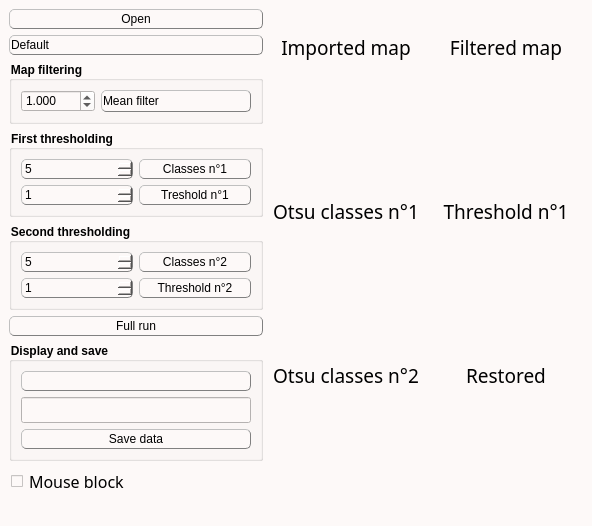
Qt form inichord/Restored_Grains.ui (Cyril-Langlois/iniCHORD) before a commit.
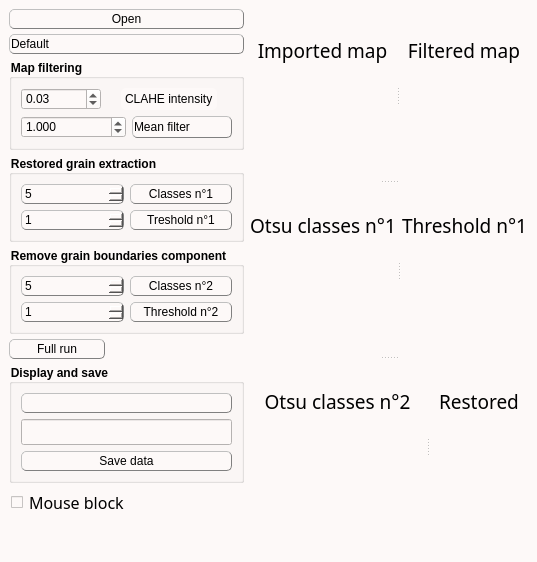
The same form after that commit. Icons and pictures are not drawn. Custom widgets are drawn as their Qt base class.

What changed in the file:
```diff
--- a/inichord/Restored_Grains.ui
+++ b/inichord/Restored_Grains.ui
@@ -6,8 +6,8 @@
    <rect>
     <x>0</x>
     <y>0</y>
-    <width>592</width>
-    <height>517</height>
+    <width>490</width>
+    <height>562</height>
    </rect>
   </property>
   <property name="windowTitle">
@@ -161,9 +161,12 @@
 }</string>
   </property>
   <widget class="QWidget" name="centralwidget">
-   <layout class="QHBoxLayout" name="horizontalLayout_10">
+   <layout class="QHBoxLayout" name="horizontalLayout_7">
     <item>
-     <layout class="QHBoxLayout" name="horizontalLayout_9">
+     <layout class="QHBoxLayout" name="horizontalLayout_5">
+      <property name="spacing">
+       <number>5</number>
+      </property>
       <item>
        <layout class="QVBoxLayout" name="verticalLayout_10">
         <item>
@@ -200,6 +203,18 @@
         </item>
         <item>
          <widget class="QComboBox" name="PresetBox">
+          <property name="sizePolicy">
+           <sizepolicy hsizetype="Fixed" vsizetype="Fixed">
+            <horstretch>0</horstretch>
+            <verstretch>0</verstretch>
+           </sizepolicy>
+          </property>
+          <property name="minimumSize">
+           <size>
+            <width>79</width>
+            <height>0</height>
+           </size>
+          </property>
           <item>
            <property name="text">
             <string>Default</string>
@@ -229,23 +244,107 @@
         </item>
         <item>
          <widget class="QGroupBox" name="groupBox_4">
+          <property name="sizePolicy">
+           <sizepolicy hsizetype="Fixed" vsizetype="Preferred">
+            <horstretch>0</horstretch>
+            <verstretch>0</verstretch>
+           </sizepolicy>
+          </property>
+          <property name="minimumSize">
+           <size>
+            <width>235</width>
+            <height>0</height>
+           </size>
+          </property>
           <property name="title">
            <string>Map filtering</string>
           </property>
           <layout class="QVBoxLayout" name="verticalLayout_13">
+           <item>
+            <layout class="QHBoxLayout" name="horizontalLayout_8">
+             <item>
+              <widget class="QDoubleSpinBox" name="CLAHE_SpinBox">
+               <property name="sizePolicy">
+                <sizepolicy hsizetype="Fixed" vsizetype="Preferred">
+                 <horstretch>0</horstretch>
+                 <verstretch>0</verstretch>
+                </sizepolicy>
+               </property>
+               <property name="minimumSize">
+                <size>
+                 <width>75</width>
+                 <height>0</height>
+                </size>
+               </property>
+               <property name="maximumSize">
+                <size>
+                 <width>80</width>
+                 <height>16777215</height>
+                </size>
+               </property>
+               <property name="toolTip">
+                <string>&lt;html&gt;&lt;head/&gt;&lt;body&gt;&lt;p&gt;&lt;span style=&quot; font-size:11pt;&quot;&gt;The higher the value, the stronger the Contrast Limited Adaptative Histogram Equalization (CLAHE)&lt;/span&gt;&lt;/p&gt;&lt;/body&gt;&lt;/html&gt;</string>
+               </property>
+               <property name="alignment">
+                <set>Qt::AlignLeading|Qt::AlignLeft|Qt::AlignVCenter</set>
+               </property>
+               <property name="decimals">
+                <number>2</number>
+               </property>
+               <property name="minimum">
+                <double>0.010000000000000</double>
+               </property>
+               <property name="maximum">
+                <double>1.000000000000000</double>
+               </property>
+               <property name="singleStep">
+                <double>0.010000000000000</double>
+               </property>
+               <property name="value">
+                <double>0.030000000000000</double>
+               </property>
+              </widget>
+             </item>
+             <item alignment="Qt::AlignHCenter">
+              <widget class="QLabel" name="label_2">
+               <property name="sizePolicy">
+                <sizepolicy hsizetype="Maximum" vsizetype="Preferred">
+                 <horstretch>0</horstretch>
+                 <verstretch>0</verstretch>
+                </sizepolicy>
+               </property>
+               <property name="minimumSize">
+                <size>
+                 <width>77</width>
+                 <height>0</height>
+                </size>
+               </property>
+               <property name="styleSheet">
+                <string notr="true">font: 10pt &quot;Noto Sans Cond&quot;;</string>
+               </property>
+               <property name="text">
+                <string>CLAHE intensity</string>
+               </property>
+               <property name="alignment">
+                <set>Qt::AlignLeading|Qt::AlignLeft|Qt::AlignVCenter</set>
+               </property>
+              </widget>
+             </item>
+            </layout>
+           </item>
            <item>
             <layout class="QHBoxLayout" name="horizontalLayout_3">
              <item>
               <widget class="QDoubleSpinBox" name="spinBox_filter">
                <property name="sizePolicy">
-                <sizepolicy hsizetype="Preferred" vsizetype="Preferred">
+                <sizepolicy hsizetype="Fixed" vsizetype="Preferred">
                  <horstretch>0</horstretch>
                  <verstretch>0</verstretch>
                 </sizepolicy>
                </property>
                <property name="minimumSize">
                 <size>
-                 <width>0</width>
+                 <width>105</width>
                  <height>0</height>
                 </size>
                </property>
@@ -314,8 +413,20 @@
         </item>
         <item>
          <widget class="QGroupBox" name="groupBox">
+          <property name="sizePolicy">
+           <sizepolicy hsizetype="Fixed" vsizetype="Preferred">
+            <horstretch>0</horstretch>
+            <verstretch>0</verstretch>
+           </sizepolicy>
+          </property>
+          <property name="minimumSize">
+           <size>
+            <width>235</width>
+            <height>0</height>
+           </size>
+          </property>
           <property name="title">
-           <string>First thresholding</string>
+           <string>Restored grain extraction</string>
           </property>
           <layout class="QVBoxLayout" name="verticalLayout_7">
            <item>
@@ -463,8 +574,20 @@
         </item>
         <item>
          <widget class="QGroupBox" name="groupBox_2">
+          <property name="sizePolicy">
+           <sizepolicy hsizetype="Fixed" vsizetype="Preferred">
+            <horstretch>0</horstretch>
+            <verstretch>0</verstretch>
+           </sizepolicy>
+          </property>
+          <property name="minimumSize">
+           <size>
+            <width>235</width>
+            <height>0</height>
+           </size>
+          </property>
           <property name="title">
-           <string>Second thresholding</string>
+           <string>Remove grain boundaries component</string>
           </property>
           <layout class="QVBoxLayout" name="verticalLayout_3">
            <item>
@@ -612,12 +735,21 @@
         </item>
         <item>
          <widget class="QPushButton" name="Full_Run_bttn">
+          <property name="enabled">
+           <bool>true</bool>
+          </property>
           <property name="sizePolicy">
-           <sizepolicy hsizetype="Preferred" vsizetype="Fixed">
+           <sizepolicy hsizetype="Fixed" vsizetype="Fixed">
             <horstretch>0</horstretch>
             <verstretch>0</verstretch>
            </sizepolicy>
           </property>
+          <property name="minimumSize">
+           <size>
+            <width>96</width>
+            <height>0</height>
+           </size>
+          </property>
           <property name="toolTip">
            <string>&lt;html&gt;&lt;head/&gt;&lt;body&gt;&lt;p&gt;&lt;span style=&quot; font-size:11pt;&quot;&gt;Run the entire program with the actual parameters.&lt;/span&gt;&lt;/p&gt;&lt;/body&gt;&lt;/html&gt;</string>
           </property>
@@ -632,6 +764,18 @@
         </item>
         <item>
          <widget class="QGroupBox" name="groupBox_3">
+          <property name="sizePolicy">
+           <sizepolicy hsizetype="Fixed" vsizetype="Preferred">
+            <horstretch>0</horstretch>
+            <verstretch>0</verstretch>
+           </sizepolicy>
+          </property>
+          <property name="minimumSize">
+           <size>
+            <width>235</width>
+            <height>0</height>
+           </size>
+          </property>
           <property name="title">
            <string>Display and save</string>
           </property>
@@ -701,7 +845,39 @@
          </widget>
         </item>
         <item>
-         <layout class="QVBoxLayout" name="verticalLayout_9">
+         <layout class="QVBoxLayout" name="verticalLayout_9"/>
+        </item>
+        <item>
+         <widget class="QCheckBox" name="mouseLock">
+          <property name="sizePolicy">
+           <sizepolicy hsizetype="Fixed" vsizetype="Fixed">
+            <horstretch>0</horstretch>
+            <verstretch>0</verstretch>
+           </sizepolicy>
+          </property>
+          <property name="minimumSize">
+           <size>
+            <width>235</width>
+            <height>0</height>
+           </size>
+          </property>
+          <property name="font">
+           <font>
+            <family>Noto Sans Cond</family>
+            <pointsize>12</pointsize>
+            <weight>50</weight>
+            <italic>false</italic>
+            <bold>false</bold>
+           </font>
+          </property>
+          <property name="styleSheet">
+           <string notr="true"/>
+          </property>
+          <property name="text">
+           <string>Mouse block</string>
+          </property>
+         </widget>
+        </item>
           <item>
            <spacer name="verticalSpacer">
             <property name="orientation">
@@ -718,43 +894,15 @@
          </layout>
         </item>
         <item>
-         <widget class="QCheckBox" name="mouseLock">
-          <property name="sizePolicy">
-           <sizepolicy hsizetype="Preferred" vsizetype="Fixed">
-            <horstretch>0</horstretch>
-            <verstretch>0</verstretch>
-           </sizepolicy>
-          </property>
-          <property name="minimumSize">
-           <size>
-            <width>0</width>
-            <height>0</height>
-           </size>
-          </property>
-          <property name="font">
-           <font>
-            <family>Noto Sans Cond</family>
-            <pointsize>12</pointsize>
-            <weight>50</weight>
-            <italic>false</italic>
-            <bold>false</bold>
-           </font>
-          </property>
-          <property name="styleSheet">
-           <string notr="true"/>
-          </property>
-          <property name="text">
-           <string>Mouse block</string>
-          </property>
-         </widget>
-        </item>
-       </layout>
-      </item>
-      <item>
-       <layout class="QVBoxLayout" name="verticalLayout_12">
-        <item>
-         <layout class="QHBoxLayout" name="horizontalLayout_5">
-          <item>
+       <widget class="QSplitter" name="splitter_4">
+        <property name="orientation">
+         <enum>Qt::Vertical</enum>
+        </property>
+        <widget class="QSplitter" name="splitter_3">
+         <property name="orientation">
+          <enum>Qt::Horizontal</enum>
+         </property>
+         <widget class="QWidget" name="layoutWidget">
            <layout class="QVBoxLayout" name="verticalLayout">
             <item>
              <widget class="QLabel" name="label_CurrentStack">
@@ -976,8 +1124,8 @@
              </widget>
             </item>
            </layout>
-          </item>
-          <item>
+         </widget>
+         <widget class="QWidget" name="layoutWidget">
            <layout class="QVBoxLayout" name="verticalLayout_2">
             <item>
              <widget class="QLabel" name="label_CurrentStack_2">
@@ -1199,12 +1347,13 @@
              </widget>
             </item>
            </layout>
-          </item>
-         </layout>
-        </item>
-        <item>
-         <layout class="QHBoxLayout" name="horizontalLayout_7">
-          <item>
+         </widget>
+        </widget>
+        <widget class="QSplitter" name="splitter_2">
+         <property name="orientation">
+          <enum>Qt::Horizontal</enum>
+         </property>
+         <widget class="QWidget" name="layoutWidget">
            <layout class="QVBoxLayout" name="verticalLayout_5">
             <item>
              <widget class="QLabel" name="Otsu1_label">
@@ -1426,8 +1575,8 @@
              </widget>
             </item>
            </layout>
-          </item>
-          <item>
+         </widget>
+         <widget class="QWidget" name="layoutWidget">
            <layout class="QVBoxLayout" name="verticalLayout_6">
             <item>
              <widget class="QLabel" name="label_CurrentStack_4">
@@ -1649,12 +1798,13 @@
              </widget>
             </item>
            </layout>
-          </item>
-         </layout>
-        </item>
-        <item>
-         <layout class="QHBoxLayout" name="horizontalLayout_8">
-          <item>
+         </widget>
+        </widget>
+        <widget class="QSplitter" name="splitter">
+         <property name="orientation">
+          <enum>Qt::Horizontal</enum>
+         </property>
+         <widget class="QWidget" name="layoutWidget">
            <layout class="QVBoxLayout" name="verticalLayout_8">
             <item>
              <widget class="QLabel" name="Otsu2_label">
@@ -1876,8 +2026,8 @@
              </widget>
             </item>
            </layout>
-          </item>
-          <item>
+         </widget>
+         <widget class="QWidget" name="layoutWidget">
            <layout class="QVBoxLayout" name="verticalLayout_11">
             <item>
              <widget class="QLabel" name="Threshold2_label">
@@ -2099,10 +2249,9 @@
              </widget>
             </item>
            </layout>
-          </item>
-         </layout>
-        </item>
-       </layout>
+         </widget>
+        </widget>
+       </widget>
       </item>
      </layout>
     </item>
```
Left out of the diff: 14 changed lines with no effect on the pictures. Lines whose indentation alone changed are shown as unchanged.
